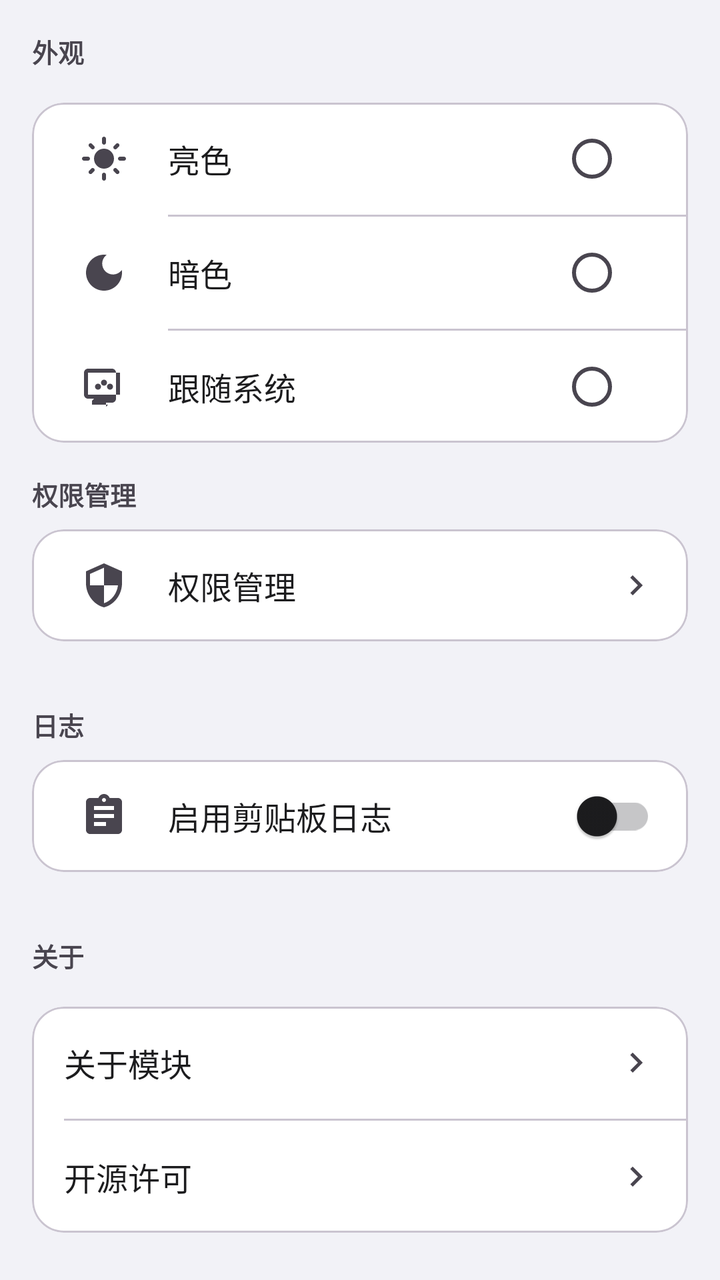
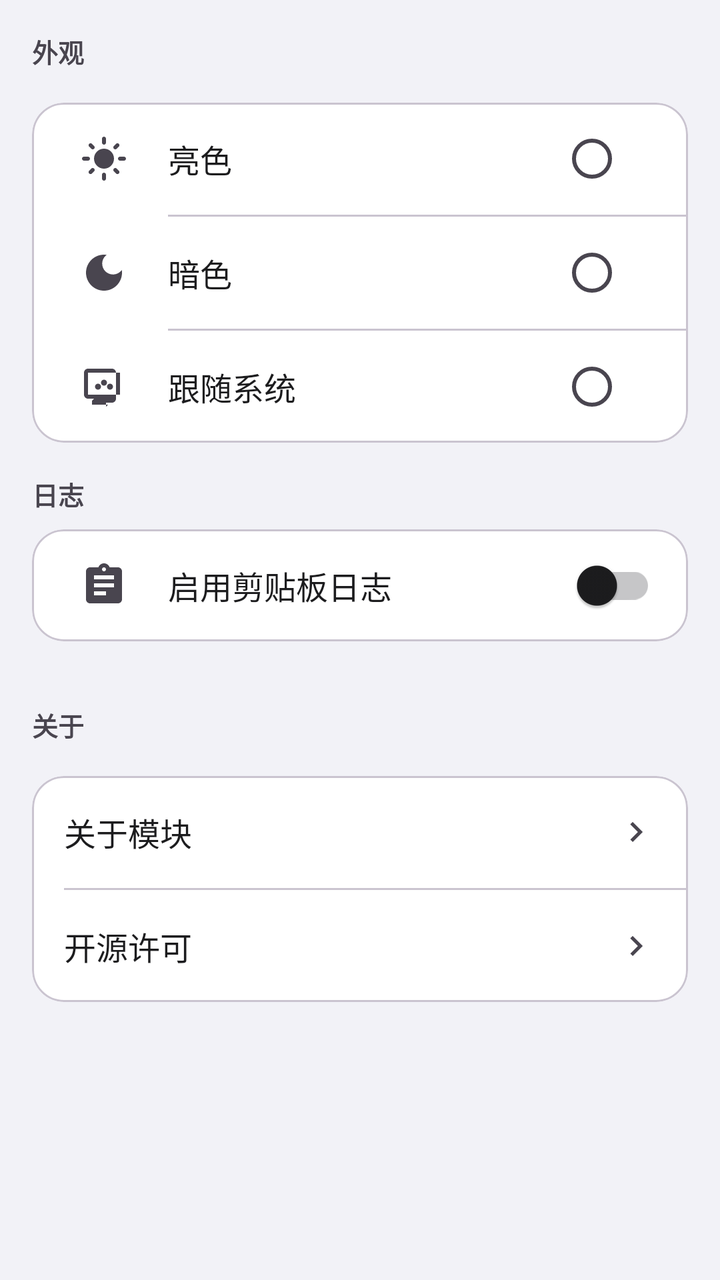

Compare the two renders of this Android layout. The source of the first and the diff that turns it into the second are given below.
<!-- AndroidManifest.xml: application theme Theme.ClipboardGuard -->
<!-- res/layout/page_settings.xml -->
<?xml version="1.0" encoding="utf-8"?>
<LinearLayout xmlns:android="http://schemas.android.com/apk/res/android"
    android:layout_width="match_parent"
    android:layout_height="match_parent"
    android:orientation="vertical"
    android:background="?attr/colorSurfaceVariant">

    
    <TextView
        android:layout_width="match_parent"
        android:layout_height="wrap_content"
        android:padding="16dp"
        android:text="@string/settings_appearance"
        android:textSize="13sp"
        android:textColor="?attr/colorOnSurfaceVariant"
        android:textStyle="bold" />

    
    <com.google.android.material.card.MaterialCardView
        android:layout_width="match_parent"
        android:layout_height="wrap_content"
        android:layout_marginHorizontal="16dp"
        app:cardBackgroundColor="?attr/colorSurface"
        app:cardCornerRadius="16dp"
        app:cardElevation="0dp"
        app:strokeWidth="1dp"
        app:strokeColor="?attr/colorOutlineVariant"
        xmlns:app="http://schemas.android.com/apk/res-auto">

        <LinearLayout
            android:layout_width="match_parent"
            android:layout_height="wrap_content"
            android:orientation="vertical">

            
            <LinearLayout
                android:id="@+id/item_theme_light"
                android:layout_width="match_parent"
                android:layout_height="56dp"
                android:background="?attr/selectableItemBackground"
                android:gravity="center_vertical"
                android:orientation="horizontal"
                android:paddingHorizontal="16dp"
                android:clickable="true"
                android:focusable="true">

                <ImageView
                    android:layout_width="40dp"
                    android:layout_height="40dp"
                    android:padding="8dp"
                    android:src="@drawable/ic_sun"
                    app:tint="?attr/colorOnSurfaceVariant" />

                <TextView
                    android:layout_width="0dp"
                    android:layout_height="wrap_content"
                    android:layout_weight="1"
                    android:layout_marginStart="12dp"
                    android:text="@string/theme_light"
                    android:textSize="16sp"
                    android:textColor="?attr/colorOnSurface" />

                <RadioButton
                    android:id="@+id/rb_theme_light"
                    android:layout_width="wrap_content"
                    android:layout_height="wrap_content"
                    android:clickable="false"
                    android:focusable="false" />

            </LinearLayout>

            <View
                android:layout_width="match_parent"
                android:layout_height="1dp"
                android:layout_marginStart="68dp"
                android:background="?attr/colorOutlineVariant" />

            
            <LinearLayout
                android:id="@+id/item_theme_dark"
                android:layout_width="match_parent"
                android:layout_height="56dp"
                android:background="?attr/selectableItemBackground"
                android:gravity="center_vertical"
                android:orientation="horizontal"
                android:paddingHorizontal="16dp"
                android:clickable="true"
                android:focusable="true">

                <ImageView
                    android:layout_width="40dp"
                    android:layout_height="40dp"
                    android:padding="8dp"
                    android:src="@drawable/ic_moon"
                    app:tint="?attr/colorOnSurfaceVariant" />

                <TextView
                    android:layout_width="0dp"
                    android:layout_height="wrap_content"
                    android:layout_weight="1"
                    android:layout_marginStart="12dp"
                    android:text="@string/theme_dark"
                    android:textSize="16sp"
                    android:textColor="?attr/colorOnSurface" />

                <RadioButton
                    android:id="@+id/rb_theme_dark"
                    android:layout_width="wrap_content"
                    android:layout_height="wrap_content"
                    android:clickable="false"
                    android:focusable="false" />

            </LinearLayout>

            <View
                android:layout_width="match_parent"
                android:layout_height="1dp"
                android:layout_marginStart="68dp"
                android:background="?attr/colorOutlineVariant" />

            
            <LinearLayout
                android:id="@+id/item_theme_system"
                android:layout_width="match_parent"
                android:layout_height="56dp"
                android:background="?attr/selectableItemBackground"
                android:gravity="center_vertical"
                android:orientation="horizontal"
                android:paddingHorizontal="16dp"
                android:clickable="true"
                android:focusable="true">

                <ImageView
                    android:layout_width="40dp"
                    android:layout_height="40dp"
                    android:padding="8dp"
                    android:src="@drawable/ic_system"
                    app:tint="?attr/colorOnSurfaceVariant" />

                <TextView
                    android:layout_width="0dp"
                    android:layout_height="wrap_content"
                    android:layout_weight="1"
                    android:layout_marginStart="12dp"
                    android:text="@string/theme_follow_system"
                    android:textSize="16sp"
                    android:textColor="?attr/colorOnSurface" />

                <RadioButton
                    android:id="@+id/rb_theme_system"
                    android:layout_width="wrap_content"
                    android:layout_height="wrap_content"
                    android:clickable="false"
                    android:focusable="false" />

            </LinearLayout>

        </LinearLayout>

    </com.google.android.material.card.MaterialCardView>

    
    <TextView
        android:layout_width="match_parent"
        android:layout_height="wrap_content"
        android:paddingHorizontal="16dp"
        android:paddingTop="16dp"
        android:paddingBottom="8dp"
        android:text="@string/settings_permission"
        android:textSize="13sp"
        android:textColor="?attr/colorOnSurfaceVariant"
        android:textStyle="bold" />

    <com.google.android.material.card.MaterialCardView
        android:id="@+id/card_permission"
        android:layout_width="match_parent"
        android:layout_height="wrap_content"
        android:layout_marginHorizontal="16dp"
        android:layout_marginBottom="16dp"
        android:clickable="true"
        android:focusable="true"
        xmlns:app="http://schemas.android.com/apk/res-auto"
        app:cardBackgroundColor="?attr/colorSurface"
        app:cardCornerRadius="16dp"
        app:cardElevation="0dp"
        app:strokeWidth="1dp"
        app:strokeColor="?attr/colorOutlineVariant">

        <LinearLayout
            android:id="@+id/item_permission"
            android:layout_width="match_parent"
            android:layout_height="56dp"
            android:gravity="center_vertical"
            android:orientation="horizontal"
            android:paddingHorizontal="16dp"
            android:background="?attr/selectableItemBackground"
            android:clickable="true"
            android:focusable="true">

            <ImageView
                android:layout_width="40dp"
                android:layout_height="40dp"
                android:padding="8dp"
                android:src="@drawable/ic_permission"
                app:tint="?attr/colorOnSurfaceVariant" />

            <TextView
                android:layout_width="0dp"
                android:layout_height="wrap_content"
                android:layout_weight="1"
                android:layout_marginStart="12dp"
                android:text="@string/settings_permission"
                android:textSize="16sp"
                android:textColor="?attr/colorOnSurface" />

            <ImageView
                android:layout_width="20dp"
                android:layout_height="20dp"
                android:src="@drawable/ic_arrow_right"
                app:tint="?attr/colorOnSurfaceVariant" />

        </LinearLayout>

    </com.google.android.material.card.MaterialCardView>

    
    <TextView
        android:layout_width="match_parent"
        android:layout_height="wrap_content"
        android:paddingHorizontal="16dp"
        android:paddingTop="16dp"
        android:paddingBottom="8dp"
        android:text="@string/settings_log"
        android:textSize="13sp"
        android:textColor="?attr/colorOnSurfaceVariant"
        android:textStyle="bold" />

    <com.google.android.material.card.MaterialCardView
        android:layout_width="match_parent"
        android:layout_height="wrap_content"
        android:layout_marginHorizontal="16dp"
        android:layout_marginBottom="16dp"
        xmlns:app="http://schemas.android.com/apk/res-auto"
        app:cardBackgroundColor="?attr/colorSurface"
        app:cardCornerRadius="16dp"
        app:cardElevation="0dp"
        app:strokeWidth="1dp"
        app:strokeColor="?attr/colorOutlineVariant">

        <LinearLayout
            android:id="@+id/item_enable_log"
            android:layout_width="match_parent"
            android:layout_height="56dp"
            android:gravity="center_vertical"
            android:orientation="horizontal"
            android:paddingHorizontal="16dp"
            android:background="?attr/selectableItemBackground"
            android:clickable="true"
            android:focusable="true">

            <ImageView
                android:layout_width="40dp"
                android:layout_height="40dp"
                android:padding="8dp"
                android:src="@drawable/ic_nav_log"
                app:tint="?attr/colorOnSurfaceVariant" />

            <TextView
                android:layout_width="0dp"
                android:layout_height="wrap_content"
                android:layout_weight="1"
                android:layout_marginStart="12dp"
                android:text="@string/enable_log"
                android:textSize="16sp"
                android:textColor="?attr/colorOnSurface" />

            <com.google.android.material.switchmaterial.SwitchMaterial
                android:id="@+id/switch_enable_log"
                android:layout_width="wrap_content"
                android:layout_height="wrap_content" />

        </LinearLayout>

    </com.google.android.material.card.MaterialCardView>

    
    <TextView
        android:layout_width="match_parent"
        android:layout_height="wrap_content"
        android:padding="16dp"
        android:text="@string/settings_about"
        android:textSize="13sp"
        android:textColor="?attr/colorOnSurfaceVariant"
        android:textStyle="bold" />

    <com.google.android.material.card.MaterialCardView
        android:layout_width="match_parent"
        android:layout_height="wrap_content"
        android:layout_marginHorizontal="16dp"
        app:cardBackgroundColor="?attr/colorSurface"
        app:cardCornerRadius="16dp"
        app:cardElevation="0dp"
        app:strokeWidth="1dp"
        app:strokeColor="?attr/colorOutlineVariant"
        xmlns:app="http://schemas.android.com/apk/res-auto">

        <LinearLayout
            android:layout_width="match_parent"
            android:layout_height="wrap_content"
            android:orientation="vertical">

            
            <LinearLayout
                android:id="@+id/item_about"
                android:layout_width="match_parent"
                android:layout_height="56dp"
                android:background="?attr/selectableItemBackground"
                android:gravity="center_vertical"
                android:orientation="horizontal"
                android:paddingHorizontal="16dp"
                android:clickable="true"
                android:focusable="true">

                <TextView
                    android:layout_width="0dp"
                    android:layout_height="wrap_content"
                    android:layout_weight="1"
                    android:text="@string/settings_about_module"
                    android:textSize="16sp"
                    android:textColor="?attr/colorOnSurface" />

                <ImageView
                    android:layout_width="20dp"
                    android:layout_height="20dp"
                    android:src="@drawable/ic_arrow_right"
                    app:tint="?attr/colorOnSurfaceVariant" />

            </LinearLayout>

            <View
                android:layout_width="match_parent"
                android:layout_height="1dp"
                android:layout_marginStart="16dp"
                android:background="?attr/colorOutlineVariant" />

            
            <LinearLayout
                android:id="@+id/item_license"
                android:layout_width="match_parent"
                android:layout_height="56dp"
                android:background="?attr/selectableItemBackground"
                android:gravity="center_vertical"
                android:orientation="horizontal"
                android:paddingHorizontal="16dp"
                android:clickable="true"
                android:focusable="true">

                <TextView
                    android:layout_width="0dp"
                    android:layout_height="wrap_content"
                    android:layout_weight="1"
                    android:text="@string/settings_license"
                    android:textSize="16sp"
                    android:textColor="?attr/colorOnSurface" />

                <ImageView
                    android:layout_width="20dp"
                    android:layout_height="20dp"
                    android:src="@drawable/ic_arrow_right"
                    app:tint="?attr/colorOnSurfaceVariant" />

            </LinearLayout>

        </LinearLayout>

    </com.google.android.material.card.MaterialCardView>

</LinearLayout>
<!-- resources referenced by this layout -->
<resources>
  <!-- drawable ic_arrow_right (drawable) -->
  <?xml version="1.0" encoding="utf-8"?>
  <vector xmlns:android="http://schemas.android.com/apk/res/android"
      android:width="24dp"
      android:height="24dp"
      android:viewportWidth="24"
      android:viewportHeight="24">
      <path
          android:fillColor="?attr/colorOnSurfaceVariant"
          android:pathData="M8.59,16.59L13.17,12L8.59,7.41L10,6L16,12L10,18L8.59,16.59Z" />
  </vector>
  <!-- drawable ic_moon (drawable) -->
  <?xml version="1.0" encoding="utf-8"?>
  <vector xmlns:android="http://schemas.android.com/apk/res/android"
      android:width="24dp"
      android:height="24dp"
      android:viewportWidth="24"
      android:viewportHeight="24">
      <path
          android:fillColor="#FF000000"
          android:pathData="M12,3c-4.97,0 -9,4.03 -9,9s4.03,9 9,9 9,-4.03 9,-9c0,-0.46 -0.04,-0.92 -0.1,-1.36 -0.98,1.37 -2.58,2.26 -4.4,2.26 -2.98,0 -5.4,-2.42 -5.4,-5.4 0,-1.81 0.89,-3.42 2.26,-4.4C12.92,3.04 12.46,3 12,3z"/>
  </vector>
  <!-- drawable ic_nav_log (drawable) -->
  <?xml version="1.0" encoding="utf-8"?>
  <vector xmlns:android="http://schemas.android.com/apk/res/android"
      android:width="24dp"
      android:height="24dp"
      android:viewportWidth="24"
      android:viewportHeight="24">
      <path
          android:fillColor="?attr/colorOnSurfaceVariant"
          android:pathData="M19,3H14.82C14.4,1.84 13.3,1 12,1C10.7,1 9.6,1.84 9.18,3H5C3.9,3 3,3.9 3,5V19C3,20.1 3.9,21 5,21H19C20.1,21 21,20.1 21,19V5C21,3.9 20.1,3 19,3ZM12,3C12.55,3 13,3.45 13,4C13,4.55 12.55,5 12,5C11.45,5 11,4.55 11,4C11,3.45 11.45,3 12,3ZM7,7H17V9H7V7ZM7,11H17V13H7V11ZM7,15H13V17H7V15Z"/>
  </vector>
  <!-- drawable ic_permission (drawable) -->
  <?xml version="1.0" encoding="utf-8"?>
  <vector xmlns:android="http://schemas.android.com/apk/res/android"
      android:width="24dp"
      android:height="24dp"
      android:viewportWidth="24"
      android:viewportHeight="24">
      
      <path
          android:fillColor="#000000"
          android:pathData="M12,1L3,5v6c0,5.55 3.84,10.74 9,12c5.16,-1.26 9,-6.45 9,-12V5L12,1zM12,11.99h7c-0.53,4.12 -3.28,7.79 -7,8.94V12H5V6.3l7,-3.11v8.8z"/>
  </vector>
  <string name="enable_log">启用剪贴板日志</string>
  <string name="settings_about">关于</string>
  <string name="settings_about_module">关于模块</string>
  <string name="settings_appearance">外观</string>
  <string name="settings_license">开源许可</string>
  <string name="settings_log">日志</string>
  <string name="settings_permission">权限管理</string>
  <string name="theme_dark">暗色</string>
  <string name="theme_follow_system">跟随系统</string>
  <string name="theme_light">亮色</string>
  <color name="color_primary">#007AFF</color>
  <color name="color_on_primary">#FFFFFF</color>
  <color name="color_primary_container">#D4E3FF</color>
  <color name="color_on_primary_container">#001C3A</color>
  <color name="color_secondary">#5856D6</color>
  <color name="color_on_secondary">#FFFFFF</color>
  <color name="color_secondary_container">#E4E4FF</color>
  <color name="color_on_secondary_container">#0400A5</color>
  <color name="color_tertiary">#FF375F</color>
  <color name="color_on_tertiary">#FFFFFF</color>
  <color name="color_tertiary_container">#FFD9E0</color>
  <color name="color_on_tertiary_container">#390011</color>
  <color name="color_error">#FF3B30</color>
  <color name="color_on_error">#FFFFFF</color>
  <color name="color_error_container">#FFD9E0</color>
  <color name="color_on_error_container">#410002</color>
  <color name="color_background">#F2F2F7</color>
  <color name="color_on_background">#1C1C1E</color>
  <color name="color_surface">#FFFFFF</color>
  <color name="color_on_surface">#1C1C1E</color>
  <color name="color_surface_variant">#F2F2F7</color>
  <color name="color_on_surface_variant">#49454F</color>
  <color name="color_outline">#C6C6C8</color>
  <color name="color_outline_variant">#CAC4D0</color>
  <color name="color_primary_dark">#0056CC</color>
  <!-- unchanged entries left out for length: 3 -->
</resources>

<!-- the commit's change to res/layout/page_settings.xml (unified diff, before → after) -->
@@ -161,6 +161,7 @@
 
     
     <TextView
+        android:id="@+id/tv_permission_title"
         android:layout_width="match_parent"
         android:layout_height="wrap_content"
         android:paddingHorizontal="16dp"
@@ -169,7 +170,8 @@
         android:text="@string/settings_permission"
         android:textSize="13sp"
         android:textColor="?attr/colorOnSurfaceVariant"
-        android:textStyle="bold" />
+        android:textStyle="bold"
+        android:visibility="gone" />
 
     <com.google.android.material.card.MaterialCardView
         android:id="@+id/card_permission"
@@ -179,6 +181,7 @@
         android:layout_marginBottom="16dp"
         android:clickable="true"
         android:focusable="true"
+        android:visibility="gone"
         xmlns:app="http://schemas.android.com/apk/res-auto"
         app:cardBackgroundColor="?attr/colorSurface"
         app:cardCornerRadius="16dp"
